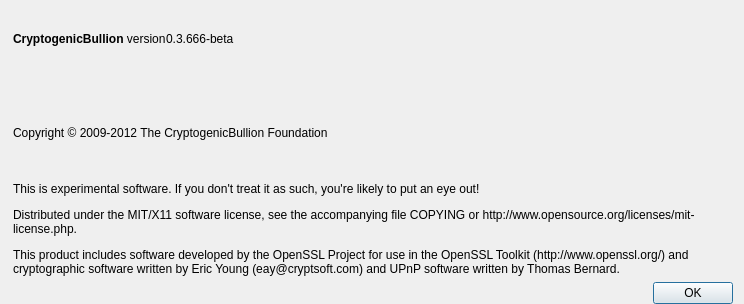
Before: the Qt Designer form src/qt/forms/aboutdialog.ui in cryptogenicbonds/CryptoBullion-CBX, drawn with Qt 5.
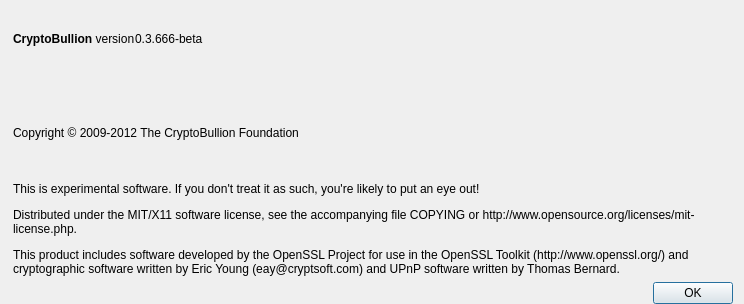
After: the same form once the commit is applied. Icons and pictures are not drawn.

Commit message: Rebrand to CryptoBullion/CBX.

The edit to the form file:
```diff
--- a/src/qt/forms/aboutdialog.ui
+++ b/src/qt/forms/aboutdialog.ui
@@ -68,7 +68,7 @@
           <string notr="true">QLabel { background: transparent; }</string>
          </property>
          <property name="text">
-          <string>&lt;b&gt;CryptogenicBullion&lt;/b&gt; version</string>
+          <string>&lt;b&gt;CryptoBullion&lt;/b&gt; version</string>
          </property>
          <property name="textInteractionFlags">
           <set>Qt::LinksAccessibleByMouse|Qt::TextSelectableByKeyboard|Qt::TextSelectableByMouse</set>
@@ -115,7 +115,7 @@
         <string notr="true">QLabel { background: transparent; }</string>
        </property>
        <property name="text">
-        <string>Copyright © 2009-2012 The CryptogenicBullion Foundation</string>
+        <string>Copyright © 2009-2012 The CryptoBullion Foundation</string>
        </property>
        <property name="textInteractionFlags">
         <set>Qt::LinksAccessibleByMouse|Qt::TextSelectableByKeyboard|Qt::TextSelectableByMouse</set>
```
Left out of the diff: 2 changed lines with no effect on the pictures. The commit also changes 51 other files.
